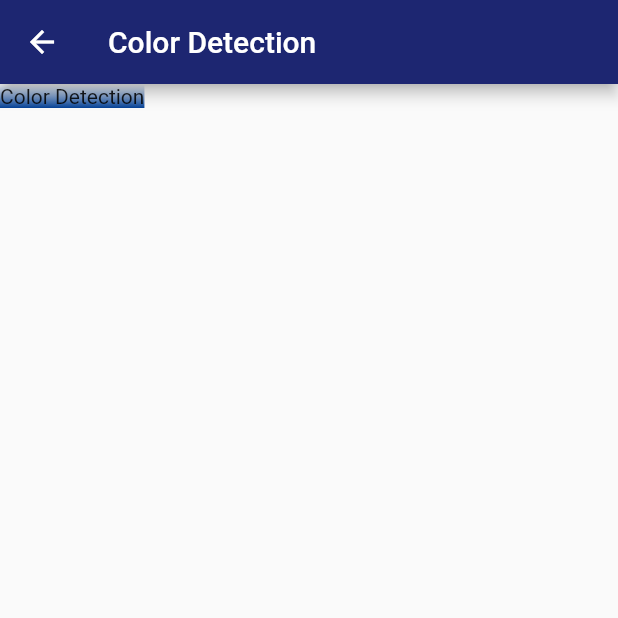
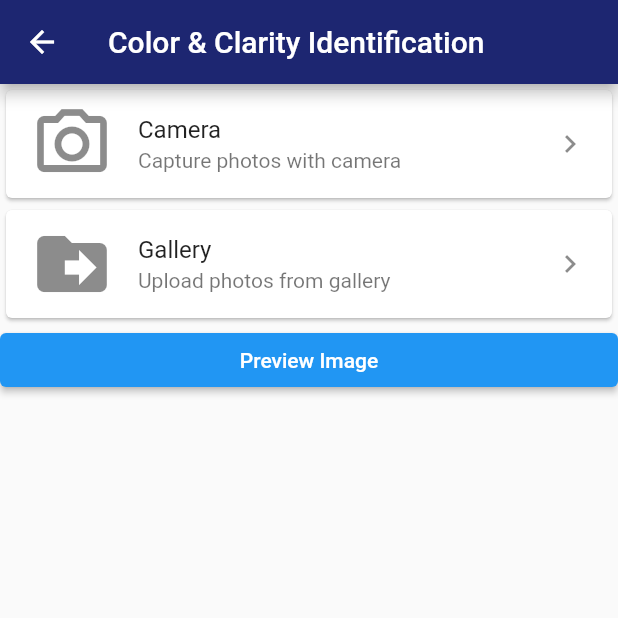
Before and after one commit to NuvinduSenarathne/Gemo_Mobile, a Flutter app: the ColorDetection screen opened by its route, on a phone screen of 412 x 824 dp, the top half of it. Run offline on Flutter 3.47's test engine with Material 2 defaults, Android fonts, the phone set to English and light mode, and no system bars; our stand-ins replace camera, carousel_slider, cloud_firestore, firebase_auth, firebase_core, image_picker and 2 more; accounts and stored records are empty.

Commit message:
UI fixes

```diff
--- a/lib/screens/colorDetection.dart
+++ b/lib/screens/colorDetection.dart
@@ -1,6 +1,9 @@
+import 'package:camera/camera.dart';
 import 'package:flutter/material.dart';
+import 'package:gemo_app/screens/colorDetectionResult.dart';
 
 import '../constants/colors.dart';
+import 'cameraApp.dart';
 
 class ColorDetection extends StatelessWidget {
   const ColorDetection({super.key});
@@ -11,19 +14,50 @@ class ColorDetection extends StatelessWidget {
         resizeToAvoidBottomInset: false,
         appBar: AppBar(
           backgroundColor: AppColors.backgroundColor,
-        title: const Text("Color Detection"),
+          title: const Text("Color & Clarity Identification"),
         ),
-      body: Container(
-        decoration: const BoxDecoration(
-          gradient: LinearGradient(
-            colors: [AppColors.whiteColor, Color.fromARGB(255, 4, 65, 150)],
-            begin: Alignment.topCenter,
-            end: Alignment.bottomCenter,
-            stops: [0.0, 1.0],
+        body: ListView(
+          children: [
+            Card(
+              child: ListTile(
+                leading: Icon(Icons.camera_alt_outlined, size: 56.0),
+                title: Text('Camera'),
+                subtitle: Text('Capture photos with camera'),
+                trailing: Icon(Icons.navigate_next_outlined),
+                onTap: () async {
+                  await availableCameras().then((value) => Navigator.push(
+                      context,
+                      MaterialPageRoute(
+                          builder: (_) => CameraApp(cameras: value))));
+                },
               ),
             ),
-        child: const Text('Color Detection'),
+            Card(
+              child: ListTile(
+                leading: Icon(Icons.drive_file_move, size: 56.0),
+                title: Text('Gallery'),
+                subtitle: Text('Upload photos from gallery'),
+                trailing: Icon(Icons.navigate_next_outlined),
+                onTap: () {
+                  // Navigator.push(context,
+                  //     MaterialPageRoute(builder: (_) => CutPrediction1()));
+                  // print('clicked files');
+                },
+              ),
+            ),
+            ElevatedButton(
+                onPressed: () {
+                  Navigator.push(
+                    context,
+                    MaterialPageRoute(
+                      builder: (context) =>
+                          ColorDetectionResult(),
                     ),
                   );
+                },
+                child: Text('Preview Image'),
+              ),
+          ],
+        ));
   }
 }
```
Also changed, not shown: lib/screens/colorDetectionResult.dart (added, +99 -0 lines), lib/screens/pricePrediction.dart (+20 -7 lines), lib/screens/recommendation.dart (+1 -6 lines), lib/widgets/ColorDetectionTile.dart (added, +62 -0 lines). Lines whose indentation alone changed are shown as unchanged.
